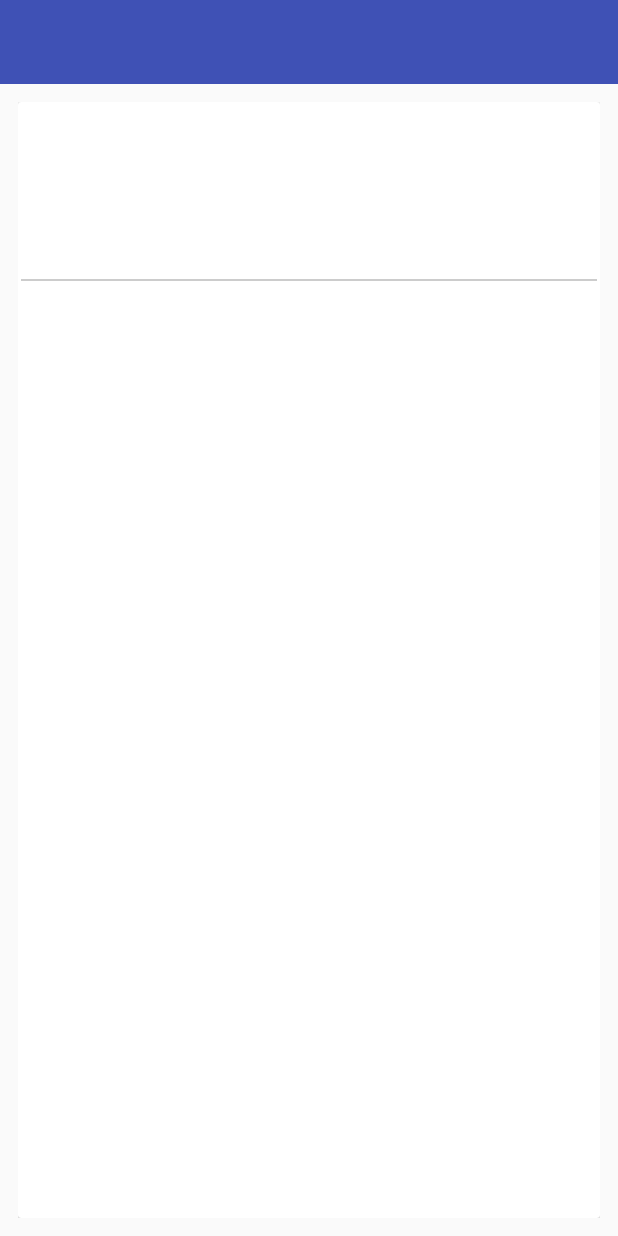
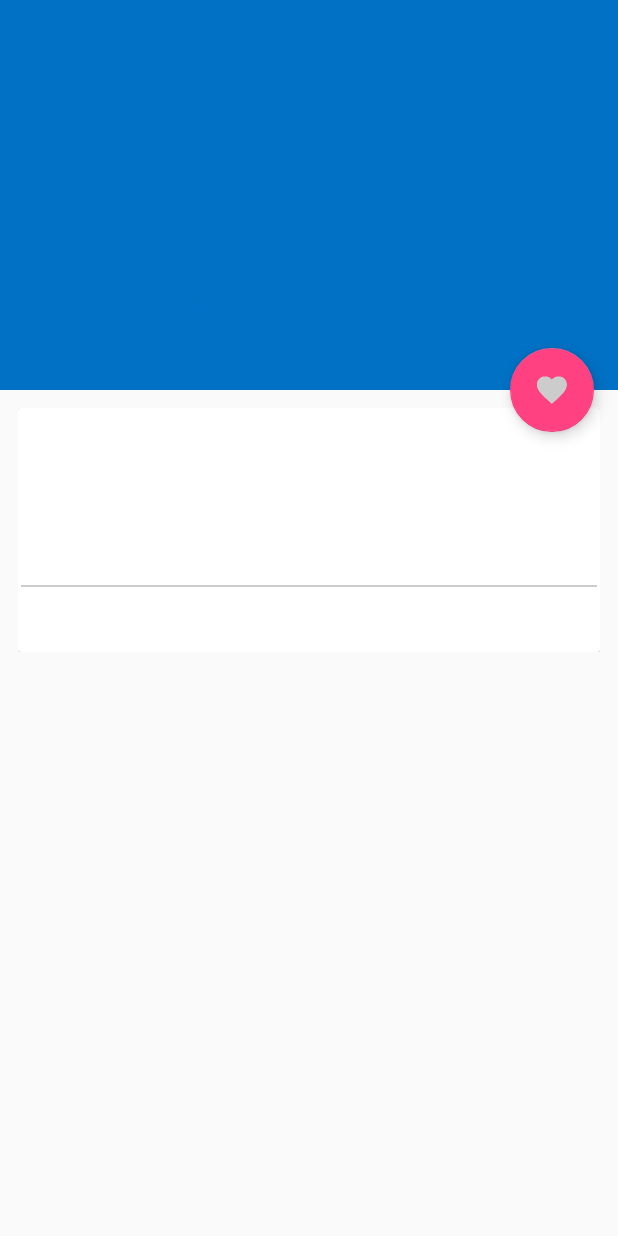
Before and after one commit to jordilucas/Cars, an Android app: the CarroActivity screen opened directly, with no data from a screen before it, on a phone screen of 412 x 824 dp. Run offline under Robolectric (Android 15) with nearby library versions, the phone set to English and light mode, and no system bars; 3 statements that could not run were skipped.

Commit message:
Implementação de appBarLayout, collapsingToolbar e efeito paralax

```diff
--- a/app/src/main/res/layout/activity_carro.xml
+++ b/app/src/main/res/layout/activity_carro.xml
@@ -1,12 +1,63 @@
 <?xml version="1.0" encoding="utf-8"?>
-<LinearLayout xmlns:android="http://schemas.android.com/apk/res/android"
+<android.support.design.widget.CoordinatorLayout xmlns:android="http://schemas.android.com/apk/res/android"
     xmlns:tools="http://schemas.android.com/tools"
     android:layout_width="match_parent"
     android:layout_height="match_parent"
-    android:orientation="vertical"
-    tools:context="br.com.jordilucas.carros.activity.CarroActivity">
+    xmlns:app="http://schemas.android.com/apk/res-auto"
+    android:fitsSystemWindows="true">
 
-    <include layout="@layout/toolbar"/>
-    <include layout="@layout/activity_carro_contents"/>
+    <android.support.v4.widget.NestedScrollView
+        android:layout_width="match_parent"
+        android:layout_height="match_parent"
+        app:layout_behavior="@string/appbar_scrolling_view_behavior">
 
-</LinearLayout>
+        <include layout="@layout/activity_carro_contents"/>
+
+    </android.support.v4.widget.NestedScrollView>
+
+    <android.support.design.widget.AppBarLayout
+        android:id="@+id/appBar"
+        android:layout_width="match_parent"
+        android:layout_height="260dp"
+        android:fitsSystemWindows="true"
+        android:theme="@style/Base.ThemeOverlay.AppCompat.Dark.ActionBar">
+
+
+        <android.support.design.widget.CollapsingToolbarLayout
+            android:id="@+id/collapsing_toolbar"
+            android:layout_width="match_parent"
+            android:layout_height="match_parent"
+            android:fitsSystemWindows="true"
+            app:contentScrim="?attr/colorPrimary"
+            app:layout_scrollFlags="scroll|exitUntilCollapsed">
+
+            <ImageView
+                android:id="@+id/appBarImg"
+                android:layout_width="match_parent"
+                android:layout_height="match_parent"
+                android:background="@drawable/header_appbar"
+                android:fitsSystemWindows="true"
+                app:layout_collapseMode="parallax"/>
+
+            <android.support.v7.widget.Toolbar
+                android:id="@+id/toolbar"
+                android:layout_width="match_parent"
+                android:layout_height="?attr/actionBarSize"
+                app:layout_collapseMode="pin"
+                android:popupTheme="@style/Base.ThemeOverlay.AppCompat.Light"/>
+
+        </android.support.design.widget.CollapsingToolbarLayout>
+    </android.support.design.widget.AppBarLayout>
+
+    <android.support.design.widget.FloatingActionButton
+        android:id="@+id/fab"
+        android:layout_width="wrap_content"
+        android:layout_height="wrap_content"
+        android:layout_margin="@dimen/fab_margin"
+        android:clickable="true"
+        android:src="@drawable/ic_favorite"
+        android:tint="@color/gray"
+        app:layout_anchor="@+id/appBar"
+        app:layout_anchorGravity="bottom|right|end"/>
+
+</android.support.design.widget.CoordinatorLayout>
```
